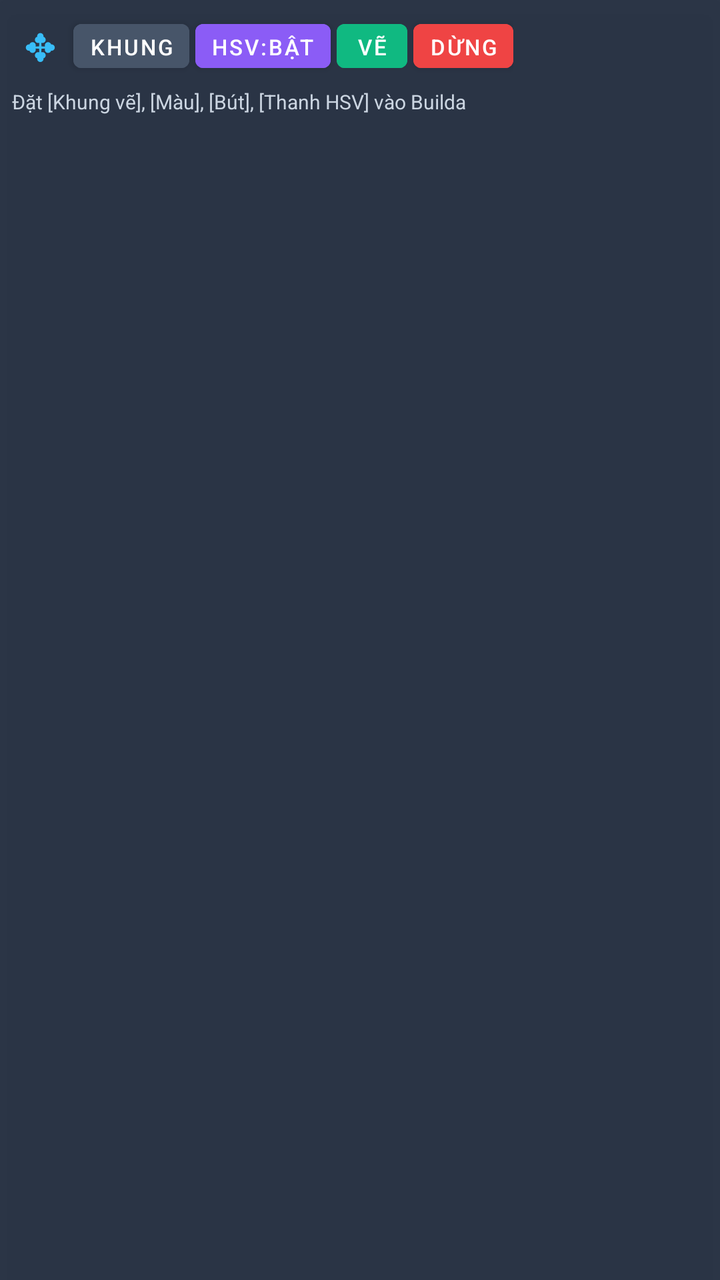
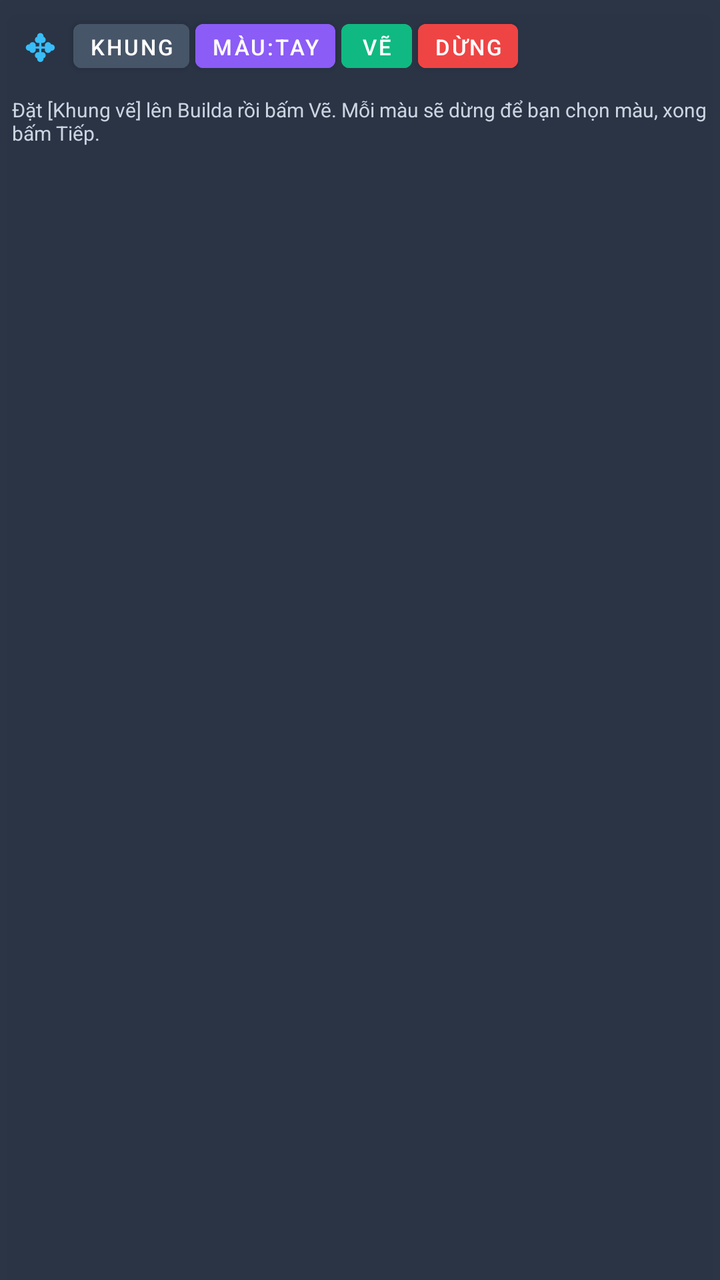

Before-and-after screenshots of an Android layout around one commit, followed by the original layout XML and the change that was made.
<!-- AndroidManifest.xml: application theme AppTheme -->
<!-- res/layout/overlay_panel.xml -->
<?xml version="1.0" encoding="utf-8"?>
<LinearLayout xmlns:android="http://schemas.android.com/apk/res/android"
    android:layout_width="wrap_content"
    android:layout_height="wrap_content"
    android:background="#EE1E293B"
    android:elevation="10dp"
    android:orientation="vertical"
    android:padding="6dp">
    <LinearLayout
        android:layout_width="wrap_content"
        android:layout_height="wrap_content"
        android:gravity="center_vertical"
        android:orientation="horizontal">
        <TextView
            android:id="@+id/btnDragHandle"
            android:layout_width="wrap_content"
            android:layout_height="34dp"
            android:gravity="center"
            android:paddingHorizontal="6dp"
            android:text="✥"
            android:textColor="#38BDF8"
            android:textSize="18sp"
            android:textStyle="bold" />
        <Button
            android:id="@+id/btnToggleMarkers"
            android:layout_width="wrap_content"
            android:layout_height="34dp"
            android:layout_marginStart="3dp"
            android:backgroundTint="#475569"
            android:minWidth="0dp"
            android:paddingHorizontal="8dp"
            android:text="Khung"
            android:textColor="#FFFFFF"
            android:textSize="11sp" />
        <Button
            android:id="@+id/btnColorModeSwitch"
            android:layout_width="wrap_content"
            android:layout_height="34dp"
            android:layout_marginStart="3dp"
            android:backgroundTint="#8B5CF6"
            android:minWidth="0dp"
            android:paddingHorizontal="8dp"
            android:text="HSV:Bật"
            android:textColor="#FFFFFF"
            android:textSize="11sp" />
        <Button
            android:id="@+id/btnStartDraw"
            android:layout_width="wrap_content"
            android:layout_height="34dp"
            android:layout_marginStart="3dp"
            android:backgroundTint="#10B981"
            android:minWidth="0dp"
            android:paddingHorizontal="10dp"
            android:text="Vẽ"
            android:textColor="#FFFFFF"
            android:textSize="11sp" />
        <Button
            android:id="@+id/btnStopDraw"
            android:layout_width="wrap_content"
            android:layout_height="34dp"
            android:layout_marginStart="3dp"
            android:backgroundTint="#EF4444"
            android:minWidth="0dp"
            android:paddingHorizontal="8dp"
            android:text="Dừng"
            android:textColor="#FFFFFF"
            android:textSize="11sp" />
    </LinearLayout>
    <TextView
        android:id="@+id/txtOverlayStatus"
        android:layout_width="match_parent"
        android:layout_height="wrap_content"
        android:layout_marginTop="4dp"
        android:text="Đặt [Khung vẽ], [Màu], [Bút], [Thanh HSV] vào Builda"
        android:textColor="#CBD5E1"
        android:textSize="10sp" />
</LinearLayout>
<!-- resources referenced by this layout -->
<resources>
  <style name="AppTheme" parent="Theme.MaterialComponents.DayNight.NoActionBar">
          <item name="colorPrimary">@color/colorPrimary</item>
          <item name="colorPrimaryDark">@color/colorPrimaryDark</item>
          <item name="colorAccent">@color/colorAccent</item>
          <item name="android:statusBarColor">@color/bgDark</item>
      </style>
  <color name="colorPrimary">#2563EB</color>
  <color name="colorPrimaryDark">#1D4ED8</color>
  <color name="colorAccent">#10B981</color>
  <color name="bgDark">#0F172A</color>
</resources>

<!-- the commit's change to res/layout/overlay_panel.xml (unified diff, before → after) -->
@@ -40,7 +40,7 @@
             android:backgroundTint="#8B5CF6"
             android:minWidth="0dp"
             android:paddingHorizontal="8dp"
-            android:text="HSV:Bật"
+            android:text="Màu:Tay"
             android:textColor="#FFFFFF"
             android:textSize="11sp" />
         <Button
@@ -66,12 +66,37 @@
             android:textColor="#FFFFFF"
             android:textSize="11sp" />
     </LinearLayout>
+    <LinearLayout
+        android:layout_width="wrap_content"
+        android:layout_height="wrap_content"
+        android:layout_marginTop="4dp"
+        android:gravity="center_vertical"
+        android:orientation="horizontal">
+        <View
+            android:id="@+id/viewColorPreview"
+            android:layout_width="34dp"
+            android:layout_height="34dp"
+            android:visibility="gone" />
+        <Button
+            android:id="@+id/btnContinueDraw"
+            android:layout_width="wrap_content"
+            android:layout_height="34dp"
+            android:layout_marginStart="6dp"
+            android:backgroundTint="#2563EB"
+            android:minWidth="0dp"
+            android:paddingHorizontal="14dp"
+            android:text="Đã chọn màu - Tiếp"
+            android:textColor="#FFFFFF"
+            android:textSize="11sp"
+            android:visibility="gone" />
+    </LinearLayout>
     <TextView
         android:id="@+id/txtOverlayStatus"
         android:layout_width="match_parent"
         android:layout_height="wrap_content"
         android:layout_marginTop="4dp"
-        android:text="Đặt [Khung vẽ], [Màu], [Bút], [Thanh HSV] vào Builda"
+        android:maxWidth="300dp"
+        android:text="Đặt [Khung vẽ] lên Builda rồi bấm Vẽ. Mỗi màu sẽ dừng để bạn chọn màu, xong bấm Tiếp."
         android:textColor="#CBD5E1"
         android:textSize="10sp" />
 </LinearLayout>
